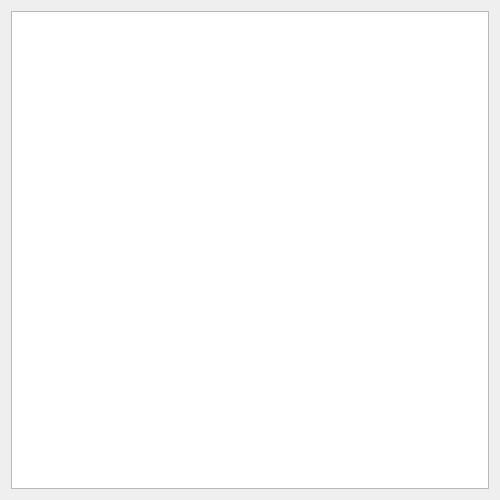
blxxdclxud/repo_repo, file main.ui: the form before one commit.
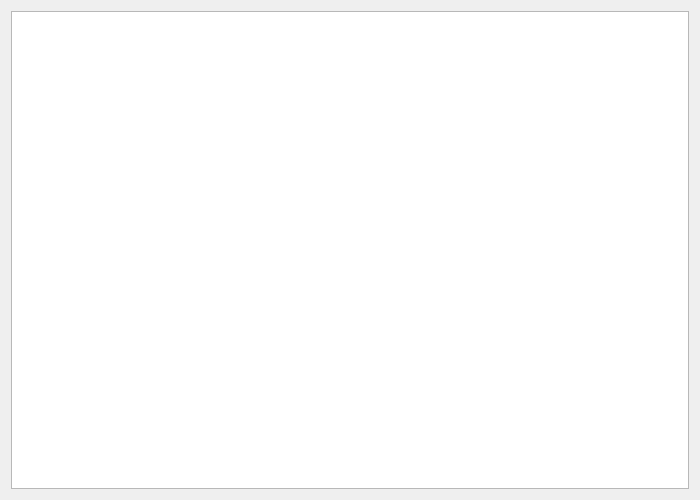
The form after the commit.

The edit to the form file:
```diff
--- a/main.ui
+++ b/main.ui
@@ -6,19 +6,19 @@
    <rect>
     <x>0</x>
     <y>0</y>
-    <width>500</width>
+    <width>700</width>
     <height>500</height>
    </rect>
   </property>
   <property name="minimumSize">
    <size>
-    <width>500</width>
+    <width>700</width>
     <height>500</height>
    </size>
   </property>
   <property name="maximumSize">
    <size>
-    <width>500</width>
+    <width>700</width>
     <height>500</height>
    </size>
   </property>
@@ -27,7 +27,11 @@
   </property>
   <layout class="QGridLayout" name="gridLayout">
    <item row="0" column="0">
-    <widget class="QTableView" name="table"/>
+    <widget class="QTableWidget" name="tableWidget">
+     <property name="editTriggers">
+      <set>QAbstractItemView::NoEditTriggers</set>
+     </property>
+    </widget>
    </item>
   </layout>
  </widget>
```
